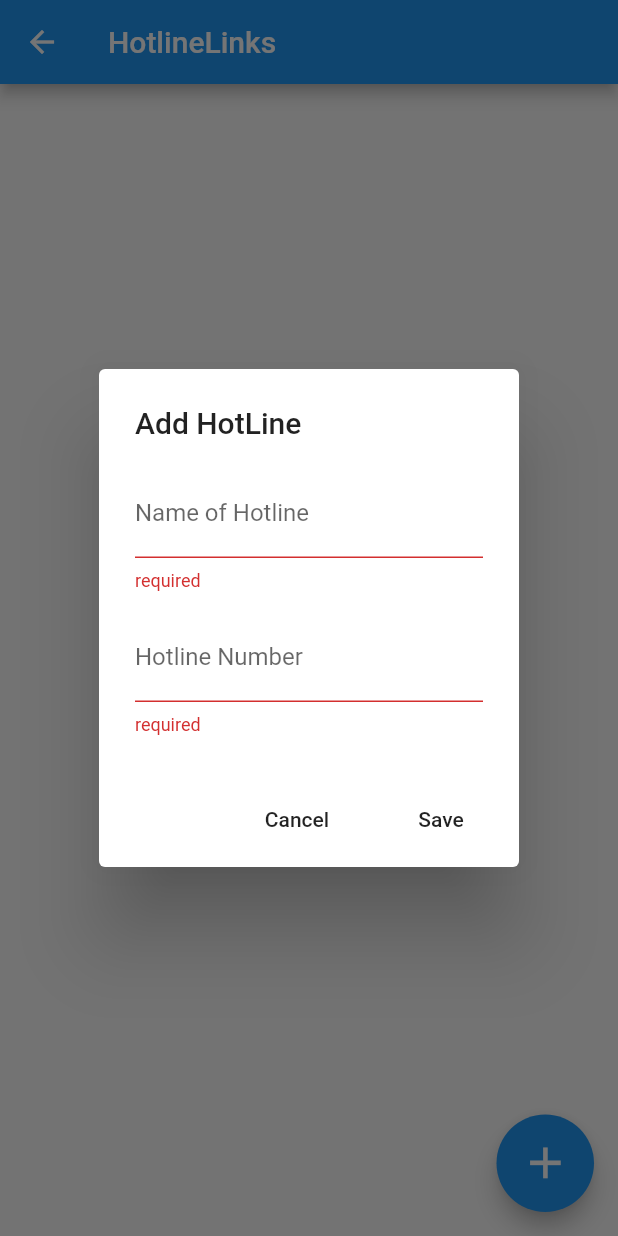
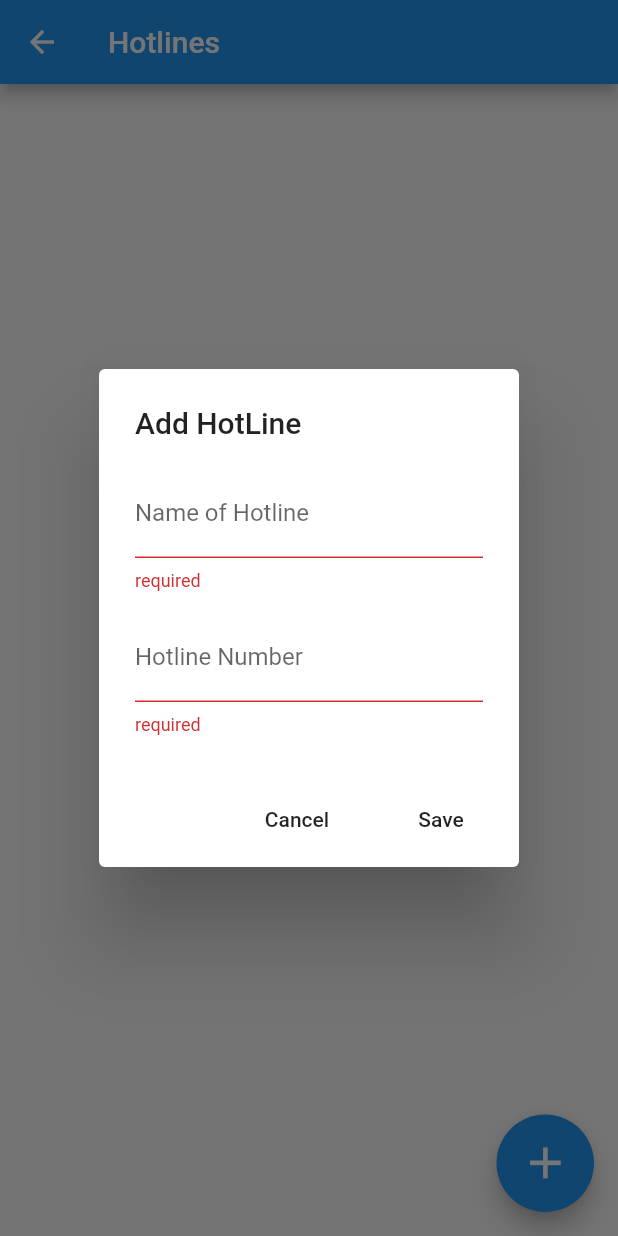
Before and after one commit to Zero-Ice/CZ2006_DogGo, a Flutter app: the HotlineLinks screen opened by its route, after a tap on the "add" icon, on a phone screen of 412 x 824 dp. Run offline on Flutter 3.47's test engine with Material 2 defaults, Android fonts, the phone set to English and light mode, and no system bars; our stand-ins replace firebase_messaging, flutter_local_notifications, font_awesome_flutter, image_picker, pull_to_refresh and 3 more; missing offline and left inert: dart:ffi; accounts and stored records are empty; network calls fail; statements that could not run were skipped.

Commit message:
Title changed from hotlinelinks to hotlines

```diff
--- a/DogGoApp/doggo/lib/Routes/HotlineLinks.dart
+++ b/DogGoApp/doggo/lib/Routes/HotlineLinks.dart
@@ -325,7 +325,7 @@ class _HotlineLinksState extends State<HotlineLinks> {
 
     return Scaffold(
       appBar: AppBar(
-        title: Text("HotlineLinks"),
+        title: Text("Hotlines"),
       ),
       body: Center(
         child: Column(
```
